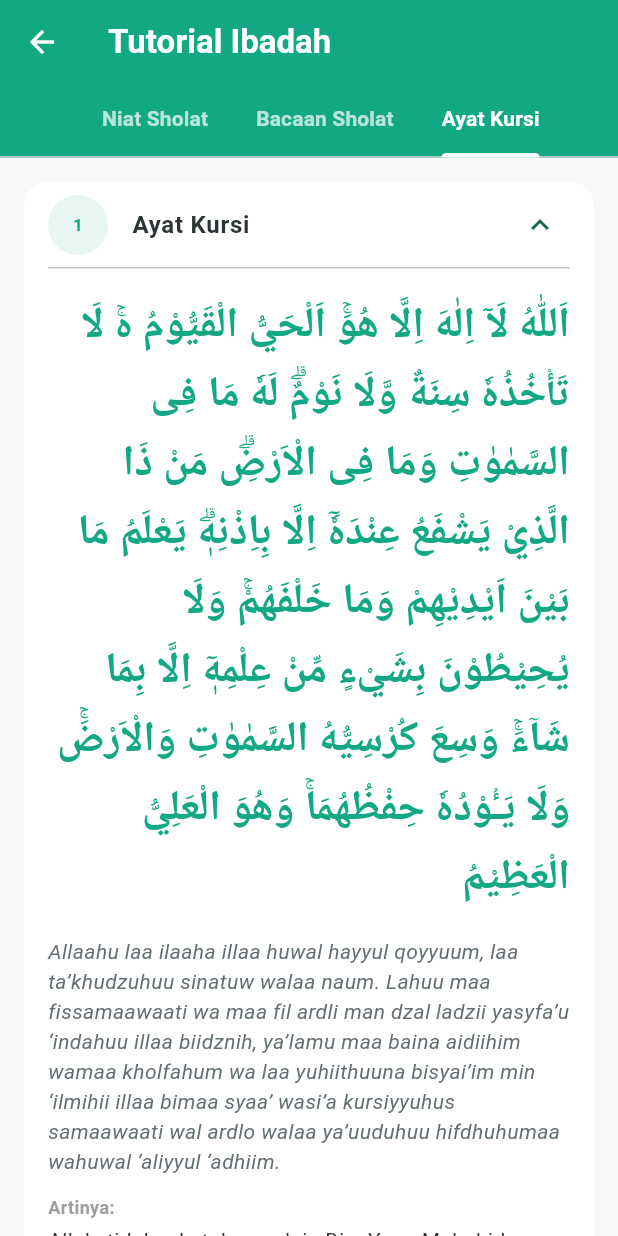
After one commit to tuafiq/20241220096, a Flutter app: the TutorialIbadahPage screen opened directly, tab 3 chosen, on a phone screen of 412 x 824 dp. The commit adds this screen. Run offline on Flutter 3.47's test engine with Material 3 defaults, Android fonts, the phone set to English and light mode, and no system bars; our stand-ins replace audioplayers, font_awesome_flutter, geolocator, google_fonts, hijri, image_picker and 3 more; missing offline and left inert: flutter_qiblah; network calls fail; project files that could hold a hidden picture were left out.

Commit message:
perubahan icon jadi Tutorial Ibadah dan pemberian API nya

```diff
--- a/lib/main.dart
+++ b/lib/main.dart
@@ -16,6 +16,7 @@ import 'article_model.dart';
 import 'article_service.dart';
 import 'package:hijri/hijri_calendar.dart';
 import 'hadith_page.dart';
+import 'tutorial_ibadah_page.dart';
 
 void main() {
   runApp(const MyApp());
@@ -722,7 +723,7 @@ class _HomePageState extends State<HomePage> {
         KiblatIcon(),       // Tambahkan placeholder jika ingin melengkapi
         TahlilIcon(),
         MaulidIcon(),
-        ZakatIcon(),
+        TutorialIbadahIcon(),
         LainnyaIcon(),
       ],
     );
@@ -1168,12 +1169,19 @@ class MaulidIcon extends StatelessWidget {
 // ICON 7: TUTORIAL IBADAH
 // Arabic icons created by MEDZ - Flaticon (https://www.flaticon.com/free-icons/arabic)
 // ─────────────────────────────────────────────────────────────
-class ZakatIcon extends StatelessWidget {
-  const ZakatIcon({super.key});
+class TutorialIbadahIcon extends StatelessWidget {
+  const TutorialIbadahIcon({super.key});
 
   @override
   Widget build(BuildContext context) {
-    return Column(
+    return GestureDetector(
+      onTap: () {
+        Navigator.push(
+          context,
+          MaterialPageRoute(builder: (context) => const TutorialIbadahPage()),
+        );
+      },
+      child: Column(
         mainAxisSize: MainAxisSize.min,
         mainAxisAlignment: MainAxisAlignment.center,
         children: [
@@ -1201,6 +1209,7 @@ class ZakatIcon extends StatelessWidget {
             textAlign: TextAlign.center,
           ),
         ],
+      ),
     );
   }
 }
--- /dev/null
+++ b/lib/tutorial_ibadah_page.dart
@@ -0,0 +1,197 @@
+import 'package:flutter/material.dart';
+import 'package:google_fonts/google_fonts.dart';
+import 'tutorial_model.dart';
+import 'tutorial_service.dart';
+
+class TutorialIbadahPage extends StatefulWidget {
+  const TutorialIbadahPage({super.key});
+
+  @override
+  State<TutorialIbadahPage> createState() => _TutorialIbadahPageState();
+}
+
+class _TutorialIbadahPageState extends State<TutorialIbadahPage> with SingleTickerProviderStateMixin {
+  late TabController _tabController;
+  final TutorialService _tutorialService = TutorialService();
+
+  late Future<List<TutorialModel>> _niatFuture;
+  late Future<List<TutorialModel>> _bacaanFuture;
+  late Future<List<TutorialModel>> _ayatKursiFuture;
+
+  @override
+  void initState() {
+    super.initState();
+    _tabController = TabController(length: 3, vsync: this);
+    _niatFuture = _tutorialService.getNiatSholat();
+    _bacaanFuture = _tutorialService.getBacaanSholat();
+    _ayatKursiFuture = _tutorialService.getAyatKursi();
+  }
+
+  @override
+  void dispose() {
+    _tabController.dispose();
+    super.dispose();
+  }
+
+  @override
+  Widget build(BuildContext context) {
+    const primaryColor = Color(0xFF13A884);
+
+    return Scaffold(
+      backgroundColor: const Color(0xFFF8FBF9),
+      appBar: AppBar(
+        title: const Text(
+          'Tutorial Ibadah',
+          style: TextStyle(fontWeight: FontWeight.bold, color: Colors.white),
+        ),
+        backgroundColor: primaryColor,
+        elevation: 0,
+        iconTheme: const IconThemeData(color: Colors.white),
+        bottom: TabBar(
+          controller: _tabController,
+          isScrollable: true,
+          indicatorColor: Colors.white,
+          indicatorWeight: 3,
+          labelColor: Colors.white,
+          unselectedLabelColor: Colors.white70,
+          labelStyle: const TextStyle(fontWeight: FontWeight.bold, fontSize: 14),
+          tabs: const [
+            Tab(text: 'Niat Sholat'),
+            Tab(text: 'Bacaan Sholat'),
+            Tab(text: 'Ayat Kursi'),
+          ],
+        ),
+      ),
+      body: TabBarView(
+        controller: _tabController,
+        children: [
+          _buildListSection(_niatFuture),
+          _buildListSection(_bacaanFuture),
+          _buildListSection(_ayatKursiFuture),
+        ],
+      ),
+    );
+  }
+
+  Widget _buildListSection(Future<List<TutorialModel>> future) {
+    return FutureBuilder<List<TutorialModel>>(
+      future: future,
+      builder: (context, snapshot) {
+        if (snapshot.connectionState == ConnectionState.waiting) {
+          return const Center(child: CircularProgressIndicator(color: Color(0xFF13A884)));
+        } else if (snapshot.hasError) {
+          return Center(child: Text('Error: ${snapshot.error}'));
+        } else if (!snapshot.hasData || snapshot.data!.isEmpty) {
+          return const Center(child: Text('Data tidak ditemukan'));
+        }
+
+        final items = snapshot.data!;
+        return ListView.builder(
+          padding: const EdgeInsets.all(16),
+          itemCount: items.length,
+          itemBuilder: (context, index) {
+            final item = items[index];
+            return _buildTutorialCard(item);
+          },
+        );
+      },
+    );
+  }
+
+  Widget _buildTutorialCard(TutorialModel item) {
+    return Container(
+      margin: const EdgeInsets.only(bottom: 16),
+      decoration: BoxDecoration(
+        color: Colors.white,
+        borderRadius: BorderRadius.circular(16),
+        boxShadow: [
+          BoxShadow(
+            color: Colors.black.withOpacity(0.03),
+            blurRadius: 10,
+            offset: const Offset(0, 4),
+          ),
+        ],
+      ),
+      child: Theme(
+        data: Theme.of(context).copyWith(dividerColor: Colors.transparent),
+        child: ExpansionTile(
+          initiallyExpanded: item.name == "Ayat Kursi", // Auto open for Ayat Kursi
+          leading: Container(
+            width: 40,
+            height: 40,
+            decoration: BoxDecoration(
+              color: const Color(0xFF13A884).withOpacity(0.1),
+              shape: BoxShape.circle,
+            ),
+            child: Center(
+              child: Text(
+                '${item.id}',
+                style: const TextStyle(
+                  color: Color(0xFF13A884),
+                  fontWeight: FontWeight.bold,
+                ),
+              ),
+            ),
+          ),
+          title: Text(
+            item.name,
+            style: const TextStyle(
+              fontWeight: FontWeight.bold,
+              fontSize: 16,
+              color: Color(0xFF2D3436),
+            ),
+          ),
+          children: [
+            Padding(
+              padding: const EdgeInsets.fromLTRB(16, 0, 16, 20),
+              child: Column(
+                crossAxisAlignment: CrossAxisAlignment.stretch,
+                children: [
+                  const Divider(height: 1),
+                  const SizedBox(height: 16),
+                  Text(
+                    item.arabic,
+                    textAlign: TextAlign.right,
+                    style: GoogleFonts.scheherazadeNew(
+                      fontSize: 28,
+                      height: 1.6,
+                      color: const Color(0xFF13A884),
+                      fontWeight: FontWeight.bold,
+                    ),
+                  ),
+                  const SizedBox(height: 16),
+                  Text(
+                    item.latin,
+                    style: const TextStyle(
+                      fontSize: 14,
+                      fontStyle: FontStyle.italic,
+                      color: Color(0xFF636E72),
+                    ),
+                  ),
+                  const SizedBox(height: 12),
+                  const Text(
+                    'Artinya:',
+                    style: TextStyle(
+                      fontSize: 12,
+                      fontWeight: FontWeight.bold,
+                      color: Colors.grey,
+                    ),
+                  ),
+                  const SizedBox(height: 4),
+                  Text(
+                    item.terjemahan,
+                    style: const TextStyle(
+                      fontSize: 14,
+                      color: Color(0xFF2D3436),
+                      height: 1.5,
+                    ),
+                  ),
+                ],
+              ),
+            ),
+          ],
+        ),
+      ),
+    );
+  }
+}
--- /dev/null
+++ b/lib/tutorial_model.dart
@@ -0,0 +1,25 @@
+class TutorialModel {
+  final int id;
+  final String name;
+  final String arabic;
+  final String latin;
+  final String terjemahan;
+
+  TutorialModel({
+    required this.id,
+    required this.name,
+    required this.arabic,
+    required this.latin,
+    required this.terjemahan,
+  });
+
+  factory TutorialModel.fromJson(Map<String, dynamic> json) {
+    return TutorialModel(
+      id: json['id'],
+      name: json['name'],
+      arabic: json['arabic'],
+      latin: json['latin'],
+      terjemahan: json['terjemahan'],
+    );
+  }
+}
--- /dev/null
+++ b/lib/tutorial_service.dart
@@ -0,0 +1,49 @@
+import 'dart:convert';
+import 'package:http/http.dart' as http;
+import 'tutorial_model.dart';
+
+class TutorialService {
+  static const String niatUrl = 'https://raw.githubusercontent.com/AzharRivaldi/Bacaan-Sholat-Flutter/main/assets/data/niatshalat.json';
+  static const String bacaanUrl = 'https://raw.githubusercontent.com/AzharRivaldi/Bacaan-Sholat-Flutter/main/assets/data/bacaanshalat.json';
+
+  Future<List<TutorialModel>> getNiatSholat() async {
+    try {
+      final response = await http.get(Uri.parse(niatUrl));
+      if (response.statusCode == 200) {
+        List<dynamic> data = json.decode(response.body);
+        return data.map((json) => TutorialModel.fromJson(json)).toList();
+      } else {
+        throw Exception('Failed to load niat sholat');
+      }
+    } catch (e) {
+      throw Exception('Error: $e');
+    }
+  }
+
+  Future<List<TutorialModel>> getBacaanSholat() async {
+    try {
+      final response = await http.get(Uri.parse(bacaanUrl));
+      if (response.statusCode == 200) {
+        List<dynamic> data = json.decode(response.body);
+        return data.map((json) => TutorialModel.fromJson(json)).toList();
+      } else {
+        throw Exception('Failed to load bacaan sholat');
+      }
+    } catch (e) {
+      throw Exception('Error: $e');
+    }
+  }
+
+  Future<List<TutorialModel>> getAyatKursi() async {
+    // Data Ayat Kursi diambil dari source code AzharRivaldi
+    return [
+      TutorialModel(
+        id: 1,
+        name: "Ayat Kursi",
+        arabic: "اَللّٰهُ لَآ اِلٰهَ اِلَّا هُوَۚ اَلْحَيُّ الْقَيُّوْمُ ەۚ لَا تَأْخُذُهٗ سِنَةٌ وَّلَا نَوْمٌۗ لَهٗ مَا فِى السَّمٰوٰتِ وَمَا فِى الْاَرْضِۗ مَنْ ذَا الَّذِيْ يَشْفَعُ عِنْدَهٗٓ اِلَّا بِاِذْنِهٖۗ يَعْلَمُ مَا بَيْنَ اَيْدِيْهِمْ وَمَا خَلْفَهُمْۚ وَلَا يُحِيْطُوْنَ بِشَيْءٍ مِّنْ عِلْمِهٖٓ اِلَّا بِمَا شَاۤءَۚ وَسِعَ كُرْسِيُّهُ السَّمٰوٰتِ وَالْاَرْضَۚ وَلَا يَـُٔوْدُهٗ حِفْظُهُمَاۚ وَهُوَ الْعَلِيُّ الْعَظِيْمُ",
+        latin: "Allaahu laa ilaaha illaa huwal hayyul qoyyuum, laa ta’khudzuhuu sinatuw walaa naum. Lahuu maa fissamaawaati wa maa fil ardli man dzal ladzii yasyfa’u ‘indahuu illaa biidznih, ya’lamu maa baina aidiihim wamaa kholfahum wa laa yuhiithuuna bisyai’im min ‘ilmihii illaa bimaa syaa’ wasi’a kursiyyuhus samaawaati wal ardlo walaa ya’uuduhuu hifdhuhumaa wahuwal ‘aliyyul ‘adhiim.",
+        terjemahan: "Allah, tidak ada tuhan selain Dia. Yang Mahahidup, Yang terus menerus mengurus (makhluk-Nya), tidak mengantuk dan tidak tidur. Milik-Nya apa yang ada di langit dan apa yang ada di bumi. Tidak ada yang dapat memberi syafaat di sisi-Nya tanpa izin-Nya. Dia mengetahui apa yang di hadapan mereka dan apa yang di belakang mereka, dan mereka tidak mengetahui sesuatu apa pun tentang ilmu-Nya melainkan apa yang Dia kehendaki. Kursi-Nya meliputi langit dan bumi. Dan Dia tidak merasa berat memelihara keduanya, dan Dia Mahatinggi, Mahabesar."
+      )
+    ];
+  }
+}
```
Lines whose indentation alone changed are shown as unchanged.
